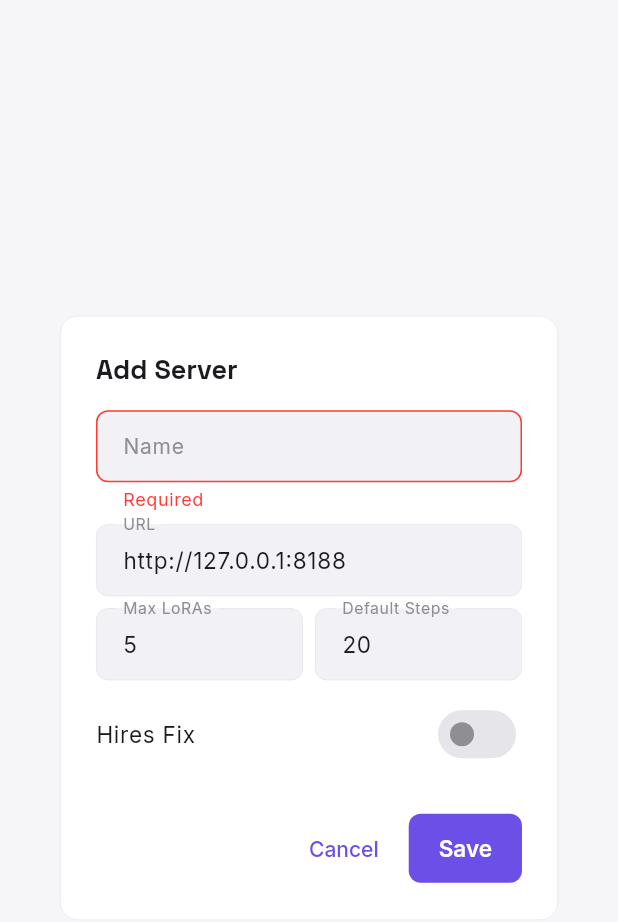
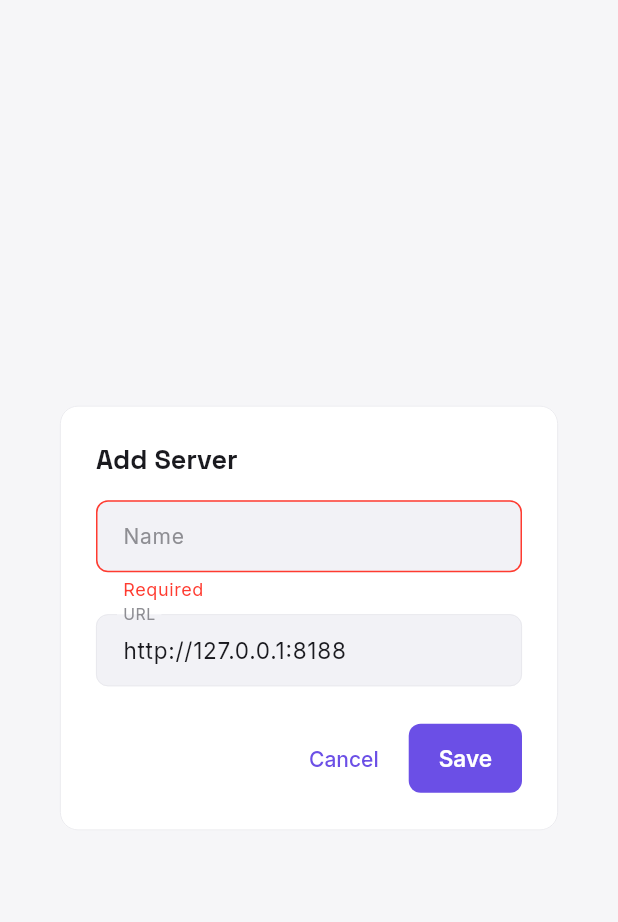
Before and after one commit to justacalico/vidlatte-flutter, a Flutter app: the _ServerFormDialog widget shown alone on an empty page, opened directly, after a tap on "Save", on a phone screen of 412 x 824 dp. Shown: the top 922 px of the screen. Run offline on Flutter 3.47's test engine with Material 3 defaults, Android fonts, the phone set to English and light mode, and no system bars; our stand-ins replace dio, equatable, flutter_bloc, go_router, google_fonts, hive_flutter and 1 more; accounts and stored records are empty.

Commit message:
misc: 服务器表单移除Max LoRAs、Default Steps和Hires Fix字段
- 添加/编辑服务器对话框只保留名称和URL
- 服务器卡片移除Max LoRAs、Default Steps、Hires Fix信息行
- 模型字段保留默认值（maxLoras=5, steps=20, hiresFix=false）

```diff
--- a/lib/presentation/pages/settings/settings_page.dart
+++ b/lib/presentation/pages/settings/settings_page.dart
@@ -219,13 +219,10 @@ class _ServersSection extends StatelessWidget {
     showDialog(
       context: context,
       builder: (ctx) => _ServerFormDialog(
-        onSave: (name, url, maxLoras, steps, hiresFix) {
+        onSave: (name, url) {
           context.read<ServersBloc>().add(ServerAddRequested(
                 name: name,
                 url: url,
-                maxLoras: maxLoras,
-                steps: steps,
-                hiresFix: hiresFix,
               ));
         },
       ),
@@ -325,9 +322,6 @@ class _ServerCard extends StatelessWidget {
                     _InfoRow('Error', health!.error!, isError: true),
                   const SizedBox(height: ThemeConstants.spacingSmall),
                 ],
-                _InfoRow('Max LoRAs', '${server.maxLoras}'),
-                _InfoRow('Default Steps', '${server.steps}'),
-                _InfoRow('Hires Fix', server.hiresFix ? 'Enabled' : 'Disabled'),
                 const SizedBox(height: ThemeConstants.spacingMedium),
                 Wrap(
                   spacing: ThemeConstants.spacingSmall,
@@ -382,15 +376,9 @@ class _ServerCard extends StatelessWidget {
       context: context,
       builder: (ctx) => _ServerFormDialog(
         server: server,
-        onSave: (name, url, maxLoras, steps, hiresFix) {
+        onSave: (name, url) {
           context.read<ServersBloc>().add(ServerUpdateRequested(
-                server.copyWith(
-                  name: name,
-                  url: url,
-                  maxLoras: maxLoras,
-                  steps: steps,
-                  hiresFix: hiresFix,
-                ),
+                server.copyWith(name: name, url: url),
               ));
         },
       ),
@@ -513,7 +501,7 @@ class _ActionChip extends StatelessWidget {
 
 class _ServerFormDialog extends StatefulWidget {
   final ComfyServer? server;
-  final void Function(String name, String url, int maxLoras, int steps, bool hiresFix) onSave;
+  final void Function(String name, String url) onSave;
 
   const _ServerFormDialog({this.server, required this.onSave});
 
@@ -524,9 +512,6 @@ class _ServerFormDialog extends StatefulWidget {
 class _ServerFormDialogState extends State<_ServerFormDialog> {
   late final _nameController = TextEditingController(text: widget.server?.name ?? '');
   late final _urlController = TextEditingController(text: widget.server?.url ?? 'http://127.0.0.1:8188');
-  late int _maxLoras = widget.server?.maxLoras ?? 5;
-  late int _steps = widget.server?.steps ?? 20;
-  late bool _hiresFix = widget.server?.hiresFix ?? false;
   final _formKey = GlobalKey<FormState>();
 
   @override
@@ -567,35 +552,6 @@ class _ServerFormDialogState extends State<_ServerFormDialog> {
                     return null;
                   },
                 ),
-                const SizedBox(height: ThemeConstants.spacingSmall),
-                Row(
-                  children: [
-                    Expanded(
-                      child: TextFormField(
-                        initialValue: _maxLoras.toString(),
-                        decoration: const InputDecoration(labelText: 'Max LoRAs'),
-                        keyboardType: TextInputType.number,
-                        onChanged: (v) => _maxLoras = int.tryParse(v) ?? 5,
-                      ),
-                    ),
-                    const SizedBox(width: ThemeConstants.spacingSmall),
-                    Expanded(
-                      child: TextFormField(
-                        initialValue: _steps.toString(),
-                        decoration: const InputDecoration(labelText: 'Default Steps'),
-                        keyboardType: TextInputType.number,
-                        onChanged: (v) => _steps = int.tryParse(v) ?? 20,
-                      ),
-                    ),
-                  ],
-                ),
-                const SizedBox(height: ThemeConstants.spacingSmall),
-                SwitchListTile(
-                  title: const Text('Hires Fix'),
-                  value: _hiresFix,
-                  onChanged: (v) => setState(() => _hiresFix = v),
-                  contentPadding: EdgeInsets.zero,
-                ),
               ],
             ),
           ),
@@ -612,9 +568,6 @@ class _ServerFormDialogState extends State<_ServerFormDialog> {
               widget.onSave(
                 _nameController.text.trim(),
                 _urlController.text.trim(),
-                _maxLoras,
-                _steps,
-                _hiresFix,
               );
               Navigator.of(context).pop();
             }
```
